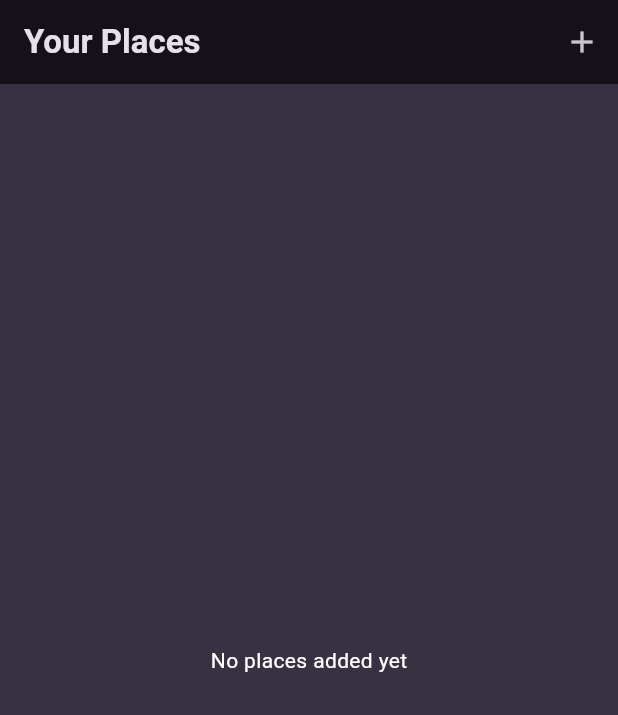
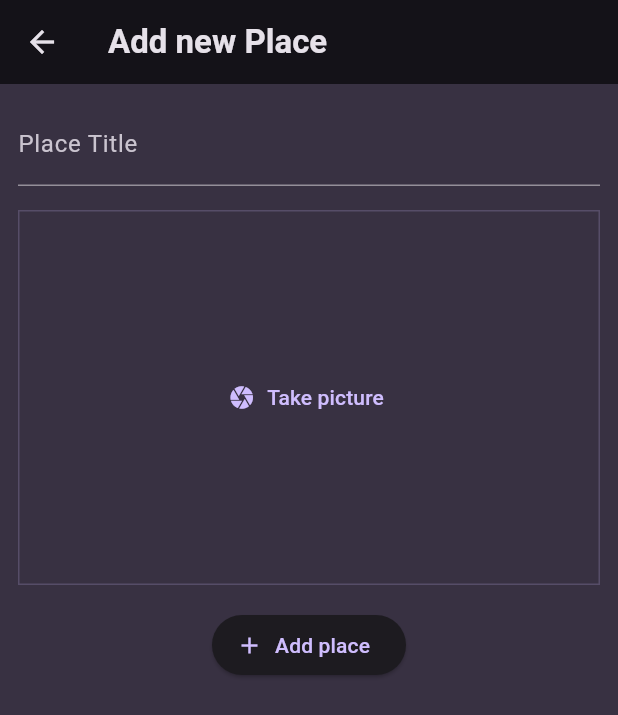
Before and after one commit to shallwebegin/favorite_places, a Flutter app: the screen it shows after launch, after a tap on the "add" icon, on a phone screen of 412 x 824 dp. Shown: the top 715 px of the screen. Run offline on Flutter 3.47's test engine with Material 3 defaults, Android fonts, the phone set to English and light mode, and no system bars; our stand-ins replace flutter_riverpod, google_fonts.

```diff
--- a/lib/main.dart
+++ b/lib/main.dart
@@ -1,6 +1,6 @@
 import 'package:favorite_places/screens/places.dart';
 import 'package:flutter/material.dart';
-
+import 'package:flutter_riverpod/flutter_riverpod.dart';
 import 'package:google_fonts/google_fonts.dart';
 
 final colorScheme = ColorScheme.fromSeed(
@@ -28,7 +28,7 @@ final theme = ThemeData().copyWith(
 
 void main() {
   runApp(
-    const MyApp(),
+    const ProviderScope(child: MyApp()),
   );
 }
 
--- /dev/null
+++ b/lib/providers/user_places.dart
@@ -0,0 +1,15 @@
+import 'package:favorite_places/models/place.dart';
+import 'package:flutter_riverpod/flutter_riverpod.dart';
+
+class UserProviderNotifier extends StateNotifier<List<Place>> {
+  UserProviderNotifier() : super(const []);
+
+  void addPlace(String title) {
+    final newPlace = Place(title: title);
+    state = [newPlace, ...state];
+  }
+}
+
+final userPlacesProvider =
+    StateNotifierProvider<UserProviderNotifier, List<Place>>(
+        (ref) => UserProviderNotifier());
--- a/lib/screens/add_places.dart
+++ b/lib/screens/add_places.dart
@@ -0,0 +1,64 @@
+import 'package:favorite_places/providers/user_places.dart';
+import 'package:favorite_places/widgets/image_input.dart';
+import 'package:flutter/material.dart';
+import 'package:flutter_riverpod/flutter_riverpod.dart';
+
+class AddPlaceScreen extends ConsumerStatefulWidget {
+  const AddPlaceScreen({super.key});
+
+  @override
+  ConsumerState<AddPlaceScreen> createState() => _AddPlaceScreenState();
+}
+
+class _AddPlaceScreenState extends ConsumerState<AddPlaceScreen> {
+  final _titleController = TextEditingController();
+
+  void _savePlace() {
+    final enteredText = _titleController.text;
+    if (enteredText.isEmpty) {
+      return;
+    }
+    ref.read(userPlacesProvider.notifier).addPlace(enteredText);
+    Navigator.of(context).pop();
+  }
+
+  @override
+  void dispose() {
+    _titleController.dispose();
+    super.dispose();
+  }
+
+  @override
+  Widget build(BuildContext context) {
+    return Scaffold(
+      appBar: AppBar(
+        title: const Text('Add new Place'),
+      ),
+      body: SingleChildScrollView(
+          padding: const EdgeInsets.all(12),
+          child: Column(
+            children: [
+              TextField(
+                decoration: const InputDecoration(
+                  labelText: 'Place Title',
+                ),
+                style: TextStyle(
+                    color: Theme.of(context).colorScheme.onBackground),
+                controller: _titleController,
+              ),
+              const SizedBox(
+                height: 16,
+              ),
+              ImageInput(),
+              const SizedBox(
+                height: 16,
+              ),
+              ElevatedButton.icon(
+                  onPressed: _savePlace,
+                  icon: const Icon(Icons.add),
+                  label: const Text('Add place'))
+            ],
+          )),
+    );
+  }
+}
--- /dev/null
+++ b/lib/screens/place_details.dart
@@ -0,0 +1,25 @@
+import 'package:favorite_places/models/place.dart';
+import 'package:flutter/material.dart';
+
+class PlaceDetailScreen extends StatelessWidget {
+  const PlaceDetailScreen({super.key, required this.place});
+  final Place place;
+
+  @override
+  Widget build(BuildContext context) {
+    return Scaffold(
+      appBar: AppBar(
+        title: Text(place.title),
+      ),
+      body: Center(
+        child: Text(
+          place.title,
+          style: Theme.of(context)
+              .textTheme
+              .bodyLarge!
+              .copyWith(color: Theme.of(context).colorScheme.onBackground),
+        ),
+      ),
+    );
+  }
+}
--- a/lib/screens/places.dart
+++ b/lib/screens/places.dart
@@ -1,22 +1,30 @@
+import 'package:favorite_places/providers/user_places.dart';
+import 'package:favorite_places/screens/add_places.dart';
 import 'package:favorite_places/widgets/places_list.dart';
 import 'package:flutter/material.dart';
+import 'package:flutter_riverpod/flutter_riverpod.dart';
 
-class PlacesScreen extends StatelessWidget {
+class PlacesScreen extends ConsumerWidget {
   const PlacesScreen({super.key});
 
   @override
-  Widget build(BuildContext context) {
+  Widget build(BuildContext context, WidgetRef ref) {
+    final userPlaces = ref.watch(userPlacesProvider);
     return Scaffold(
       appBar: AppBar(
         title: const Text('Your Places'),
         actions: [
           IconButton(
-            onPressed: () {},
+            onPressed: () {
+              Navigator.of(context).push(MaterialPageRoute(
+                builder: (context) => const AddPlaceScreen(),
+              ));
+            },
             icon: const Icon(Icons.add),
           ),
         ],
       ),
-      body: PlacesList(places: []),
+      body: PlacesList(places: userPlaces),
     );
   }
 }
--- /dev/null
+++ b/lib/widgets/image_input.dart
@@ -0,0 +1,30 @@
+import 'package:flutter/material.dart';
+
+class ImageInput extends StatefulWidget {
+  const ImageInput({super.key});
+
+  @override
+  State<ImageInput> createState() => _ImageInputState();
+}
+
+class _ImageInputState extends State<ImageInput> {
+  void _takePicture() {}
+  @override
+  Widget build(BuildContext context) {
+    return Container(
+      decoration: BoxDecoration(
+        border: Border.all(
+          width: 1,
+          color: Theme.of(context).colorScheme.primary.withOpacity(0.2),
+        ),
+      ),
+      height: 250,
+      width: double.infinity,
+      alignment: Alignment.center,
+      child: TextButton.icon(
+          onPressed: _takePicture,
+          icon: const Icon(Icons.camera),
+          label: const Text('Take picture')),
+    );
+  }
+}
--- a/lib/widgets/places_list.dart
+++ b/lib/widgets/places_list.dart
@@ -1,4 +1,5 @@
 import 'package:favorite_places/models/place.dart';
+import 'package:favorite_places/screens/place_details.dart';
 import 'package:flutter/material.dart';
 
 class PlacesList extends StatelessWidget {
@@ -8,13 +9,16 @@ class PlacesList extends StatelessWidget {
   @override
   Widget build(BuildContext context) {
     if (places.isEmpty) {
-      return const Center(
+      return Center(
         child: Column(
           mainAxisAlignment: MainAxisAlignment.center,
           children: [
             Text(
               'No places added yet',
-              style: TextStyle(color: Colors.white),
+              style: Theme.of(context)
+                  .textTheme
+                  .bodyLarge!
+                  .copyWith(color: Theme.of(context).colorScheme.onBackground),
             ),
           ],
         ),
@@ -30,6 +34,13 @@ class PlacesList extends StatelessWidget {
               .titleMedium!
               .copyWith(color: Theme.of(context).colorScheme.onBackground),
         ),
+        onTap: () {
+          Navigator.of(context).push(
+            MaterialPageRoute(
+              builder: (context) => PlaceDetailScreen(place: places[index]),
+            ),
+          );
+        },
       ),
     );
   }
--- a/pubspec.yaml
+++ b/pubspec.yaml
@@ -37,6 +37,8 @@ dependencies:
   cupertino_icons: ^1.0.2
   google_fonts: ^6.1.0
   uuid: ^4.2.2
+  flutter_riverpod: ^2.4.9
+  image_picker: ^1.0.6
 
 dev_dependencies:
   flutter_test:
```
Also changed, not shown: lib/screens/places_details.dart (deleted), pubspec.lock, 5 other files.
